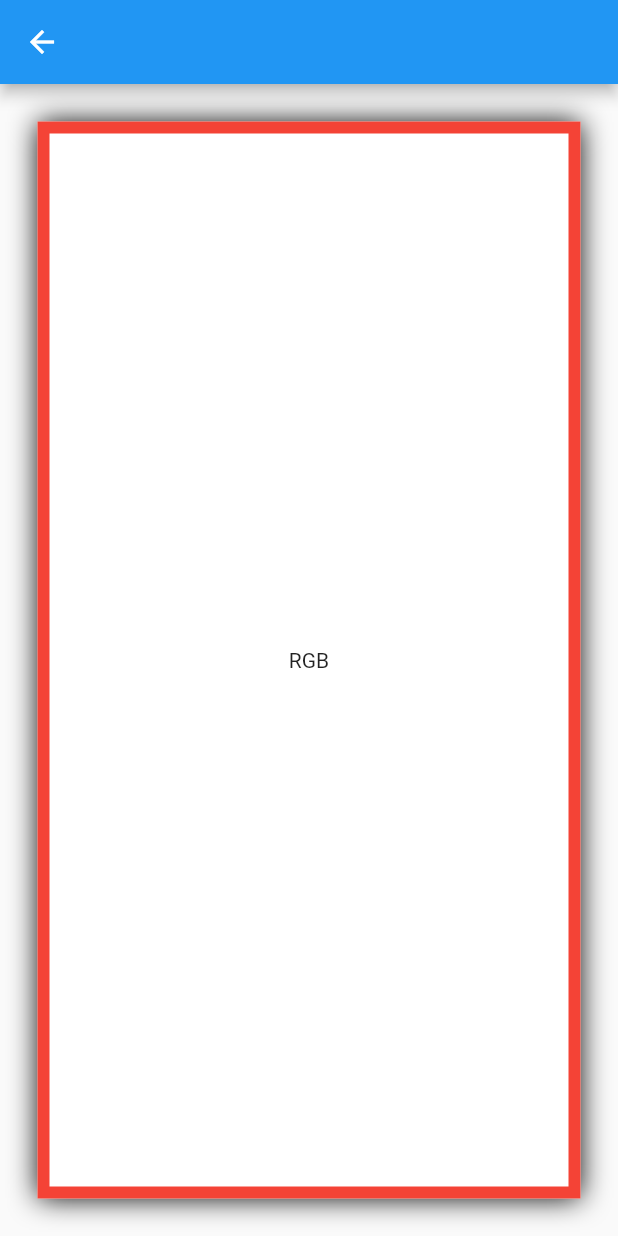
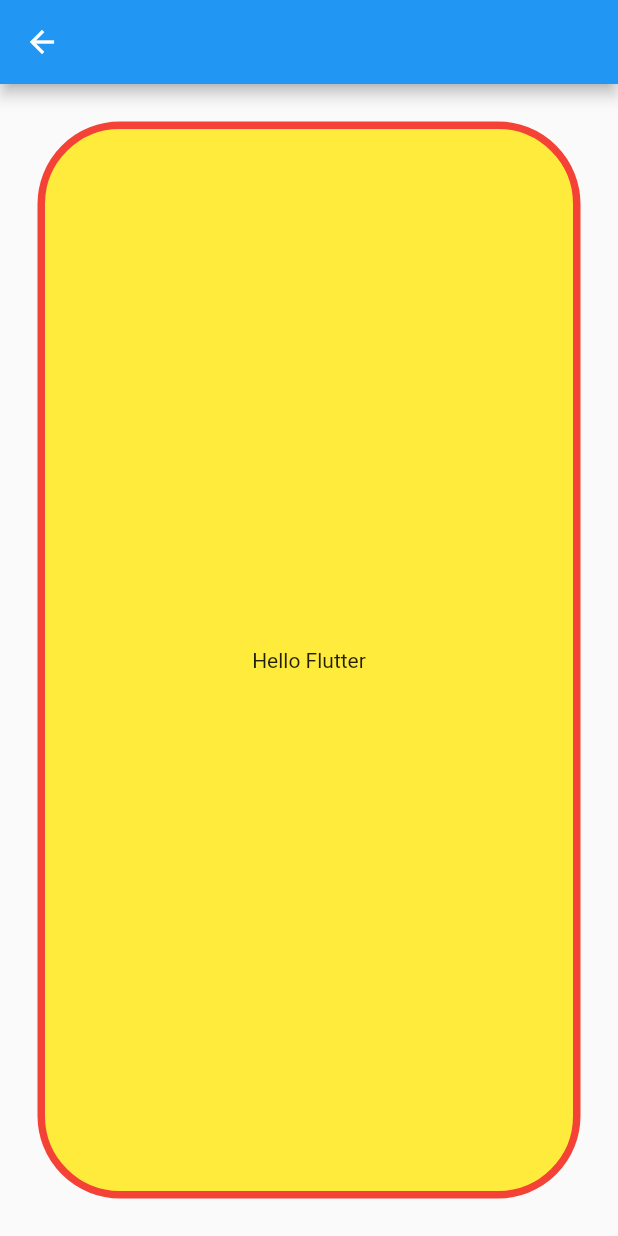
Before and after one commit to PoojaB26/FlutterBasicWidgets, a Flutter app: the ContainerWidget screen opened by its route, on a phone screen of 412 x 824 dp. Run offline on Flutter 3.47's test engine with Material 2 defaults, Android fonts, the light colour scheme and no system bars.

Commit message:
Added examples to Container

```diff
--- a/lib/container_widget.dart
+++ b/lib/container_widget.dart
@@ -9,17 +9,15 @@ class ContainerWidget extends StatelessWidget {
         height: MediaQuery.of(context).size.height,
         width: MediaQuery.of(context).size.width,
         margin: EdgeInsets.all(25.0),
-        decoration: new ShapeDecoration(
-          color: Colors.white,
-          shadows: <BoxShadow>[
-            BoxShadow(color: Colors.black, blurRadius: 15.0)
-          ],
-          shape: new Border.all(
+        decoration: new BoxDecoration(
+          color: Colors.yellow,
+          borderRadius: new BorderRadius.circular(55.0),
+          border: new Border.all(
+            width: 5.0,
             color: Colors.red,
-            width: 8.0,
           ),
         ),
-        child: Center(child: const Text('RGB', textAlign: TextAlign.center)),
+        child: Center(child: const Text('Hello Flutter', textAlign: TextAlign.center)),
 
       ),
     );
@@ -57,6 +55,26 @@ class ContainerWidget extends StatelessWidget {
             width: 8.0,
           ),
         ),
-        child: Center(child: const Text('RGB', textAlign: TextAlign.center)),
+        child: Center(child: const Text('Hello Flutter', textAlign: TextAlign.center)),
       ),
 * */
+
+/*
+*  TODO Rounded Container
+*
+*  Container(
+        height: MediaQuery.of(context).size.height,
+        width: MediaQuery.of(context).size.width,
+        margin: EdgeInsets.all(25.0),
+        decoration: new BoxDecoration(
+          color: Colors.yellow,
+          borderRadius: new BorderRadius.circular(55.0),
+          border: new Border.all(
+            width: 5.0,
+            color: Colors.red,
+          ),
+        ),
+        child: Center(child: const Text('Hello Flutter', textAlign: TextAlign.center)),
+
+      ),
+* */
```
